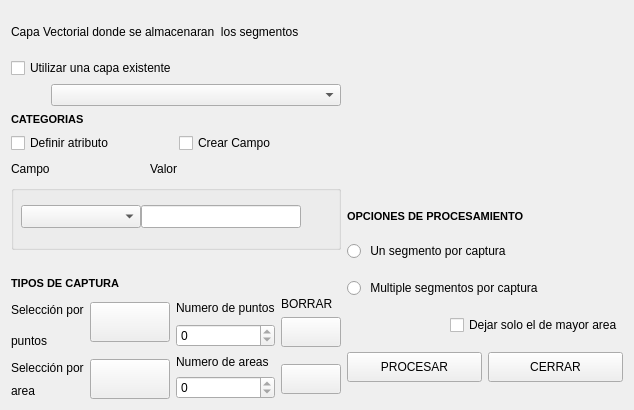
Qt form digitalizacion.ui (luisCartoGeo/GeoAI_Plugin) before a commit.
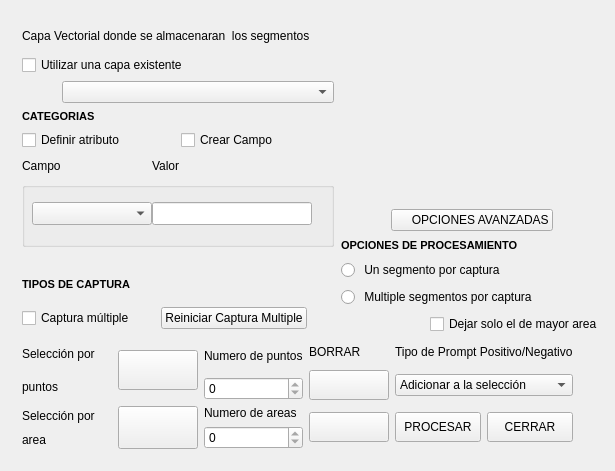
The same form after that commit.

Diff of the .ui file:
```diff
--- a/digitalizacion.ui
+++ b/digitalizacion.ui
@@ -6,17 +6,80 @@
    <rect>
     <x>0</x>
     <y>0</y>
-    <width>634</width>
-    <height>410</height>
+    <width>615</width>
+    <height>471</height>
    </rect>
   </property>
   <property name="windowTitle">
    <string>GeoAI - Segmentación Interactiva</string>
   </property>
-  <layout class="QGridLayout" name="gridLayout_2">
+  <layout class="QGridLayout" name="gridLayout_3">
    <item row="0" column="0">
-    <layout class="QVBoxLayout" name="verticalLayout_2">
+    <widget class="QStackedWidget" name="paginador">
+     <property name="currentIndex">
+      <number>0</number>
+     </property>
+     <widget class="QWidget" name="page">
+      <widget class="QWidget" name="">
+       <property name="geometry">
+        <rect>
+         <x>11</x>
+         <y>263</y>
+         <width>308</width>
+         <height>22</height>
+        </rect>
+       </property>
+       <layout class="QHBoxLayout" name="horizontalLayout_7">
      <item>
+         <widget class="QLabel" name="label_2">
+          <property name="minimumSize">
+           <size>
+            <width>0</width>
+            <height>15</height>
+           </size>
+          </property>
+          <property name="maximumSize">
+           <size>
+            <width>16777215</width>
+            <height>15</height>
+           </size>
+          </property>
+          <property name="font">
+           <font>
+            <pointsize>8</pointsize>
+            <weight>75</weight>
+            <bold>true</bold>
+           </font>
+          </property>
+          <property name="text">
+           <string>TIPOS DE CAPTURA</string>
+          </property>
+         </widget>
+        </item>
+        <item>
+         <spacer name="horizontalSpacer_6">
+          <property name="orientation">
+           <enum>Qt::Horizontal</enum>
+          </property>
+          <property name="sizeHint" stdset="0">
+           <size>
+            <width>178</width>
+            <height>20</height>
+           </size>
+          </property>
+         </spacer>
+        </item>
+       </layout>
+      </widget>
+      <widget class="QWidget" name="">
+       <property name="geometry">
+        <rect>
+         <x>11</x>
+         <y>11</y>
+         <width>312</width>
+         <height>245</height>
+        </rect>
+       </property>
       <layout class="QVBoxLayout" name="verticalLayout">
        <item>
         <widget class="QLabel" name="label">
@@ -262,38 +325,18 @@
         </spacer>
        </item>
       </layout>
-     </item>
-     <item>
-      <layout class="QVBoxLayout" name="verticalLayout_8">
-       <item>
-        <widget class="QLabel" name="label_2">
-         <property name="minimumSize">
-          <size>
-           <width>0</width>
-           <height>15</height>
-          </size>
-         </property>
-         <property name="maximumSize">
-          <size>
-           <width>16777215</width>
-           <height>15</height>
-          </size>
-         </property>
-         <property name="font">
-          <font>
-           <pointsize>8</pointsize>
-           <weight>75</weight>
-           <bold>true</bold>
-          </font>
-         </property>
-         <property name="text">
-          <string>TIPOS DE CAPTURA</string>
-         </property>
-        </widget>
-       </item>
-       <item>
+      </widget>
+      <widget class="QWidget" name="">
+       <property name="geometry">
+        <rect>
+         <x>11</x>
+         <y>329</y>
+         <width>551</width>
+         <height>109</height>
+        </rect>
+       </property>
         <layout class="QGridLayout" name="gridLayout">
-         <item row="0" column="0" rowspan="3">
+        <item row="0" column="0" rowspan="2">
           <layout class="QVBoxLayout" name="verticalLayout_3">
            <item>
             <widget class="QLabel" name="label_3">
@@ -311,6 +354,25 @@
            </item>
           </layout>
          </item>
+        <item row="0" column="1" rowspan="2">
+         <widget class="QPushButton" name="bpunto">
+          <property name="minimumSize">
+           <size>
+            <width>80</width>
+            <height>40</height>
+           </size>
+          </property>
+          <property name="maximumSize">
+           <size>
+            <width>80</width>
+            <height>40</height>
+           </size>
+          </property>
+          <property name="text">
+           <string/>
+          </property>
+         </widget>
+        </item>
          <item row="0" column="2" rowspan="2">
           <layout class="QVBoxLayout" name="verticalLayout_5">
            <item>
@@ -345,6 +407,13 @@
            </property>
           </widget>
          </item>
+        <item row="0" column="4">
+         <widget class="QLabel" name="label_16">
+          <property name="text">
+           <string>Tipo de Prompt Positivo/Negativo</string>
+          </property>
+         </widget>
+        </item>
          <item row="1" column="3">
           <widget class="QPushButton" name="borrarPuntos">
            <property name="minimumSize">
@@ -364,34 +433,27 @@
            </property>
           </widget>
          </item>
-         <item row="2" column="2" rowspan="2">
-          <layout class="QVBoxLayout" name="verticalLayout_6">
-           <item>
-            <widget class="QLabel" name="label_12">
-             <property name="text">
-              <string>Numero de areas</string>
-             </property>
-            </widget>
-           </item>
-           <item>
-            <widget class="QSpinBox" name="nareas">
+        <item row="1" column="4">
+         <widget class="QComboBox" name="opPrompt">
              <property name="minimumSize">
               <size>
-               <width>72</width>
+            <width>161</width>
                <height>0</height>
               </size>
              </property>
-             <property name="readOnly">
-              <bool>true</bool>
-             </property>
-             <property name="maximum">
-              <number>1000</number>
-             </property>
-            </widget>
-           </item>
-          </layout>
-         </item>
-         <item row="3" column="0">
+          <item>
+           <property name="text">
+            <string>Adicionar a la selección</string>
+           </property>
+          </item>
+          <item>
+           <property name="text">
+            <string>Excluir de la selección</string>
+           </property>
+          </item>
+         </widget>
+        </item>
+        <item row="2" column="0">
           <layout class="QVBoxLayout" name="verticalLayout_4">
            <item>
             <widget class="QLabel" name="label_4">
@@ -409,7 +471,7 @@
            </item>
           </layout>
          </item>
-         <item row="3" column="1">
+        <item row="2" column="1">
           <widget class="QPushButton" name="barea">
            <property name="minimumSize">
             <size>
@@ -428,7 +490,34 @@
            </property>
           </widget>
          </item>
-         <item row="3" column="3">
+        <item row="2" column="2">
+         <layout class="QVBoxLayout" name="verticalLayout_6">
+          <item>
+           <widget class="QLabel" name="label_12">
+            <property name="text">
+             <string>Numero de areas</string>
+            </property>
+           </widget>
+          </item>
+          <item>
+           <widget class="QSpinBox" name="nareas">
+            <property name="minimumSize">
+             <size>
+              <width>72</width>
+              <height>0</height>
+             </size>
+            </property>
+            <property name="readOnly">
+             <bool>true</bool>
+            </property>
+            <property name="maximum">
+             <number>1000</number>
+            </property>
+           </widget>
+          </item>
+         </layout>
+        </item>
+        <item row="2" column="3">
           <widget class="QPushButton" name="borrarAreas">
            <property name="minimumSize">
             <size>
@@ -447,33 +536,74 @@
            </property>
           </widget>
          </item>
-         <item row="0" column="1" rowspan="2">
-          <widget class="QPushButton" name="bpunto">
+        <item row="2" column="4">
+         <layout class="QHBoxLayout" name="horizontalLayout">
+          <item>
+           <widget class="QPushButton" name="ejecutar">
            <property name="minimumSize">
             <size>
-             <width>80</width>
-             <height>40</height>
-            </size>
-           </property>
-           <property name="maximumSize">
+              <width>0</width>
+              <height>30</height>
+             </size>
+            </property>
+            <property name="text">
+             <string>PROCESAR</string>
+            </property>
+           </widget>
+          </item>
+          <item>
+           <widget class="QPushButton" name="pushButton_2">
+            <property name="minimumSize">
             <size>
-             <width>80</width>
-             <height>40</height>
+              <width>0</width>
+              <height>30</height>
             </size>
            </property>
            <property name="text">
-            <string/>
+             <string>CERRAR</string>
            </property>
           </widget>
          </item>
         </layout>
        </item>
       </layout>
-     </item>
-    </layout>
-   </item>
-   <item row="0" column="1">
-    <layout class="QVBoxLayout" name="verticalLayout_7">
+      </widget>
+      <widget class="QWidget" name="">
+       <property name="geometry">
+        <rect>
+         <x>11</x>
+         <y>292</y>
+         <width>285</width>
+         <height>30</height>
+        </rect>
+       </property>
+       <layout class="QHBoxLayout" name="horizontalLayout_6">
+        <item>
+         <widget class="QCheckBox" name="opCaptura">
+          <property name="text">
+           <string>Captura múltiple</string>
+          </property>
+         </widget>
+        </item>
+        <item>
+         <widget class="QPushButton" name="reiniCapturaMultiple">
+          <property name="text">
+           <string>Reiniciar Captura Multiple</string>
+          </property>
+         </widget>
+        </item>
+       </layout>
+      </widget>
+      <widget class="QWidget" name="">
+       <property name="geometry">
+        <rect>
+         <x>330</x>
+         <y>10</y>
+         <width>262</width>
+         <height>316</height>
+        </rect>
+       </property>
+       <layout class="QVBoxLayout" name="verticalLayout_2">
      <item>
       <widget class="QLabel" name="icon_portada">
        <property name="sizePolicy">
@@ -485,13 +615,13 @@
        <property name="minimumSize">
         <size>
          <width>250</width>
-         <height>150</height>
+            <height>145</height>
         </size>
        </property>
        <property name="maximumSize">
         <size>
          <width>250</width>
-         <height>120</height>
+            <height>160</height>
         </size>
        </property>
        <property name="text">
@@ -503,17 +633,54 @@
       </widget>
      </item>
      <item>
+         <spacer name="horizontalSpacer_8">
+          <property name="orientation">
+           <enum>Qt::Horizontal</enum>
+          </property>
+          <property name="sizeHint" stdset="0">
+           <size>
+            <width>40</width>
+            <height>20</height>
+           </size>
+          </property>
+         </spacer>
+        </item>
+        <item>
+         <layout class="QHBoxLayout" name="horizontalLayout_8">
+          <item>
       <spacer name="horizontalSpacer_5">
        <property name="orientation">
         <enum>Qt::Horizontal</enum>
        </property>
        <property name="sizeHint" stdset="0">
         <size>
-         <width>208</width>
+              <width>40</width>
          <height>20</height>
         </size>
        </property>
       </spacer>
+          </item>
+          <item>
+           <widget class="QPushButton" name="opAvanzadas">
+            <property name="text">
+             <string>     OPCIONES AVANZADAS</string>
+            </property>
+           </widget>
+          </item>
+          <item>
+           <spacer name="horizontalSpacer_7">
+            <property name="orientation">
+             <enum>Qt::Horizontal</enum>
+            </property>
+            <property name="sizeHint" stdset="0">
+             <size>
+              <width>40</width>
+              <height>20</height>
+             </size>
+            </property>
+           </spacer>
+          </item>
+         </layout>
      </item>
      <item>
       <widget class="QLabel" name="label_8">
@@ -579,37 +746,76 @@
        </item>
       </layout>
      </item>
-     <item>
-      <layout class="QHBoxLayout" name="horizontalLayout">
-       <item>
-        <widget class="QPushButton" name="ejecutar">
-         <property name="minimumSize">
-          <size>
-           <width>0</width>
-           <height>30</height>
-          </size>
+       </layout>
+      </widget>
+     </widget>
+     <widget class="QWidget" name="page_2">
+      <widget class="QPushButton" name="crearVector">
+       <property name="geometry">
+        <rect>
+         <x>30</x>
+         <y>70</y>
+         <width>111</width>
+         <height>28</height>
+        </rect>
          </property>
          <property name="text">
-          <string>PROCESAR</string>
-         </property>
-        </widget>
-       </item>
-       <item>
-        <widget class="QPushButton" name="pushButton_2">
-         <property name="minimumSize">
-          <size>
-           <width>0</width>
-           <height>30</height>
-          </size>
-         </property>
+        <string>Capa Vectorial</string>
+       </property>
+      </widget>
+      <widget class="QLabel" name="label_9">
+       <property name="geometry">
+        <rect>
+         <x>30</x>
+         <y>30</y>
+         <width>191</width>
+         <height>16</height>
+        </rect>
+       </property>
+       <property name="font">
+        <font>
+         <weight>75</weight>
+         <bold>true</bold>
+        </font>
+       </property>
          <property name="text">
-          <string>CERRAR</string>
-         </property>
-        </widget>
-       </item>
-      </layout>
-     </item>
-    </layout>
+        <string>Generar Capa Vectorial de</string>
+       </property>
+      </widget>
+      <widget class="QLabel" name="label_10">
+       <property name="geometry">
+        <rect>
+         <x>30</x>
+         <y>50</y>
+         <width>201</width>
+         <height>16</height>
+        </rect>
+       </property>
+       <property name="font">
+        <font>
+         <weight>75</weight>
+         <bold>true</bold>
+        </font>
+       </property>
+       <property name="text">
+        <string>areas y puntos de muestreo</string>
+       </property>
+      </widget>
+      <widget class="QPushButton" name="opBasicas">
+       <property name="geometry">
+        <rect>
+         <x>450</x>
+         <y>370</y>
+         <width>93</width>
+         <height>28</height>
+        </rect>
+       </property>
+       <property name="text">
+        <string>   INICIO</string>
+       </property>
+      </widget>
+     </widget>
+    </widget>
    </item>
   </layout>
  </widget>
```
Lines whose indentation alone changed are shown as unchanged.
